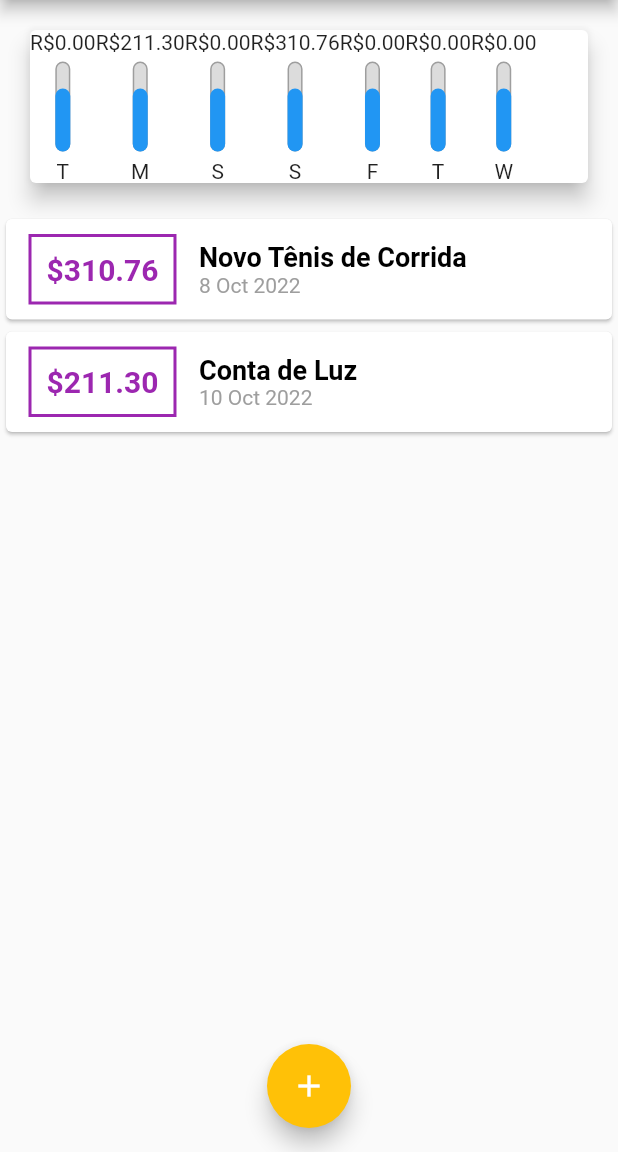
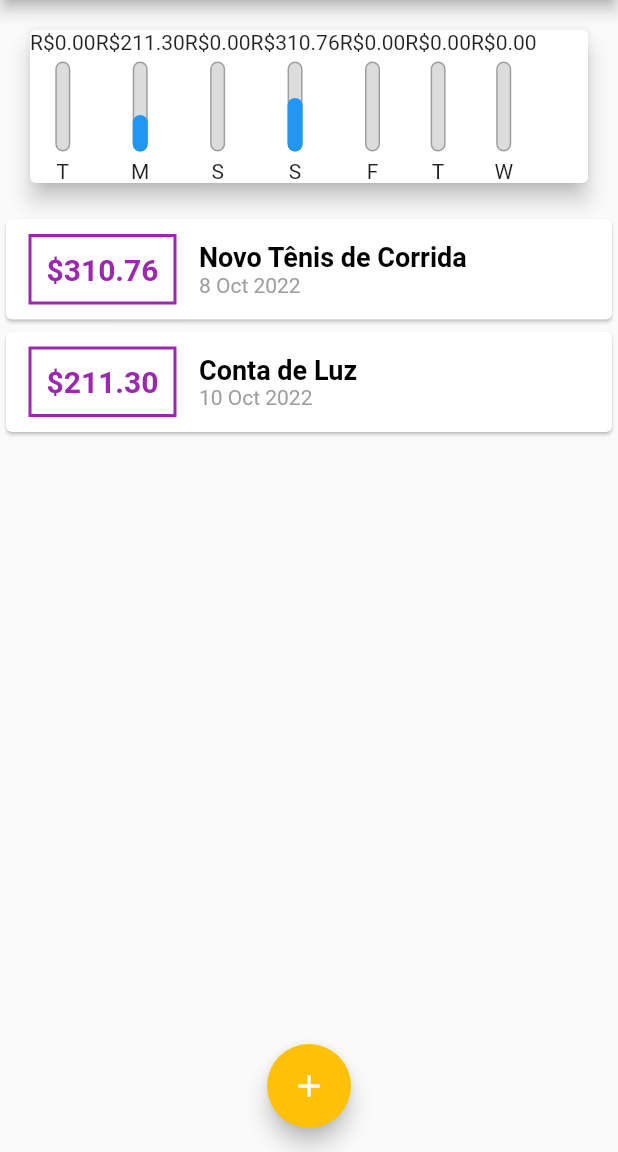
Before and after one commit to adrianoaraujo0/despesas_pessoais, a Flutter app: the screen it shows after launch, on a phone screen of 412 x 824 dp, the part 84-1236 px from its top. Run offline on Flutter 3.47's test engine with Material 2 defaults, Android fonts, the phone set to English and light mode, and no system bars; Roboto replaces fonts that are missing (OpenSans).

```diff
--- a/lib/components/chart.dart
+++ b/lib/components/chart.dart
@@ -35,9 +35,18 @@ class Chart extends StatelessWidget {
    );
   }
 
+  double get weekTotalValue {
+
+    return groupedTransactions.fold(0.0, (sum, tr) {
+      return sum + tr['value'];
+
+    });
+
+  }
+
+
   @override
   Widget build(BuildContext context) {
-    groupedTransactions;
     return Card(
       elevation: 6,
       margin: const EdgeInsets.all(20),
@@ -46,7 +55,7 @@ class Chart extends StatelessWidget {
             return ChartBar(
               label: tr['day'],
               value: tr['value'],
-              percentage: 0.70);
+              percentage: tr['value'] / weekTotalValue);
         })).toList(),
       ),
     );
```
